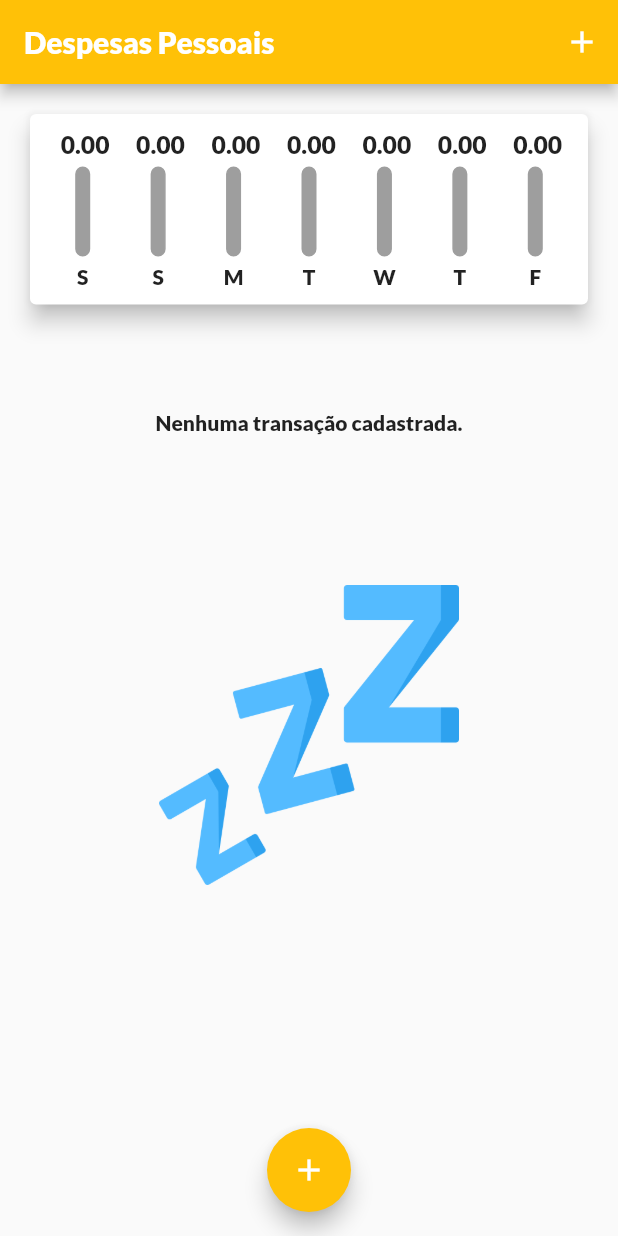
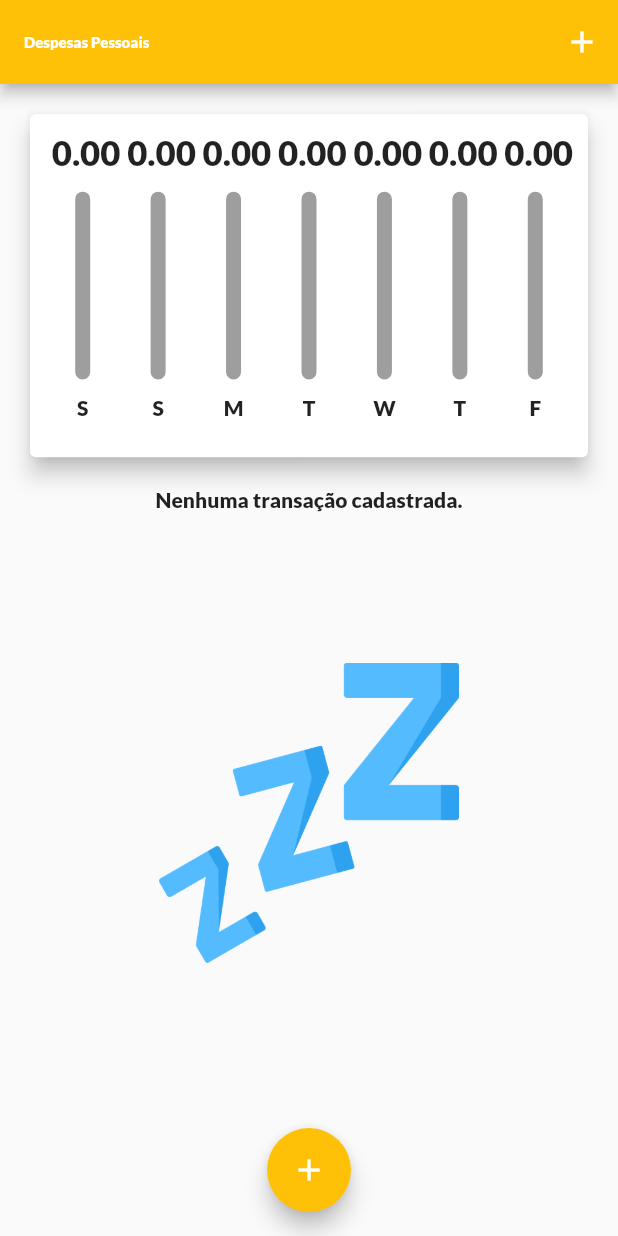
Before and after one commit to Gabriel-Vs20/App_Despesas, a Flutter app: the screen it shows after launch, on a phone screen of 412 x 824 dp. Run offline on Flutter 3.47's test engine with Material 3 defaults, Android fonts, the light colour scheme and no system bars.

Commit message:
Deixando o gráfico responsivo.

```diff
--- a/lib/components/chart_bar.dart
+++ b/lib/components/chart_bar.dart
@@ -13,14 +13,16 @@ class ChartBar extends StatelessWidget {
 
   @override
   Widget build(BuildContext context) {
-    return Column(
+    return LayoutBuilder(
+      builder: (context, constraints) =>
+       Column(
         children: [
           Container(
-          height: 20,
+            height: constraints.maxHeight * 0.15,
             child: FittedBox(child: Text(' ${value.toStringAsFixed(2)}'),
             ),),
-        SizedBox(height: 5),
-        Container(height: 60,
+          SizedBox(height: constraints.maxHeight * 0.05),
+          Container(height: constraints.maxHeight * 0.6,
           width: 10,
           child: Stack(
             alignment: Alignment.bottomCenter,
@@ -47,9 +49,12 @@ class ChartBar extends StatelessWidget {
             ],
           ),
           ),
-        SizedBox(height: 5),
-        Text(label),
+          SizedBox(height: constraints.maxHeight * 0.05),
+          Container(
+            height: constraints.maxHeight * 0.15,
+            child: Text(label)),
         ],
+      ),
     );
   }
 }
--- a/lib/components/transactions_list.dart
+++ b/lib/components/transactions_list.dart
@@ -12,9 +12,7 @@ class TransactionsList extends StatelessWidget {
 
   @override
   Widget build(BuildContext context) {
-    return Container(
-      height: 320,
-      child: transactions.isEmpty ? Column(
+    return transactions.isEmpty ? Column(
       children: [
         Text("Nenhuma transação cadastrada."),
 
@@ -53,7 +51,6 @@ class TransactionsList extends StatelessWidget {
               ),
           );
         }).toList(),
-    ),
         );
   }
 }
--- a/lib/main.dart
+++ b/lib/main.dart
@@ -78,26 +78,41 @@ class _HomePageState extends State<HomePage> {
 
   @override
   Widget build(BuildContext context) {
-    return Scaffold(
-      appBar: AppBar(
+
+    final appBar = AppBar(
         actions: [
           IconButton(
               onPressed: () => _openTransactionFormModal(context),
               icon: Icon(Icons.add)),
         ],
-        title: Text('Despesas Pessoais'),
-      ),
+        title: Text('Despesas Pessoais',
+        style: TextStyle(
+          fontSize: 10 * MediaQuery.of(context).textScaler.scale(1),
+        ),
+        ),
+      );
+
+      final availableHeight = MediaQuery.of(context).size.height
+       - appBar.preferredSize.height
+       - MediaQuery.of(context).padding.top;
+
+
+    return Scaffold(
+      appBar: appBar,
       body: SingleChildScrollView(
         child: Column(
           crossAxisAlignment: CrossAxisAlignment.stretch,
           children: [
             Column(
               children: [
-                Chart(_recentTransactions),
-                SizedBox(height: 50),
+                Container(
+                  height: availableHeight * 0.35,
+                  child: Chart(_recentTransactions)),
               ],
             ),
-            TransactionsList(transactions, _deleteTransaction),
+            Container(
+              height: availableHeight * 0.65,
+              child: TransactionsList(transactions, _deleteTransaction)),
           ],
         ),
       ),
```
Lines whose indentation alone changed are shown as unchanged.
